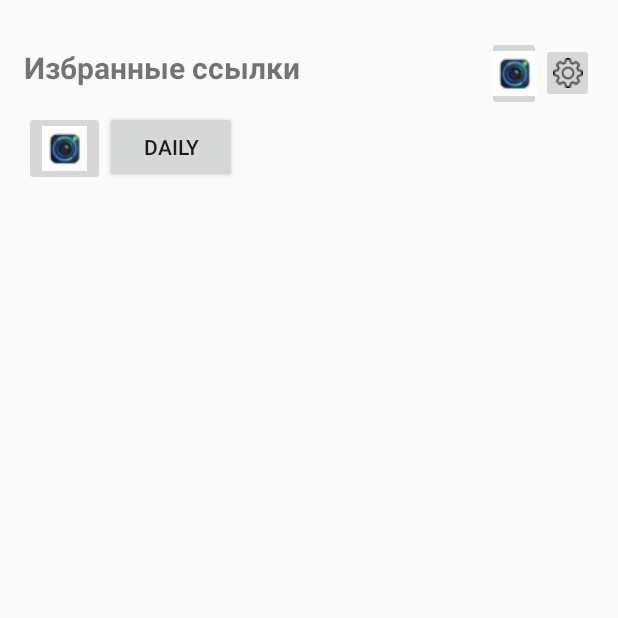
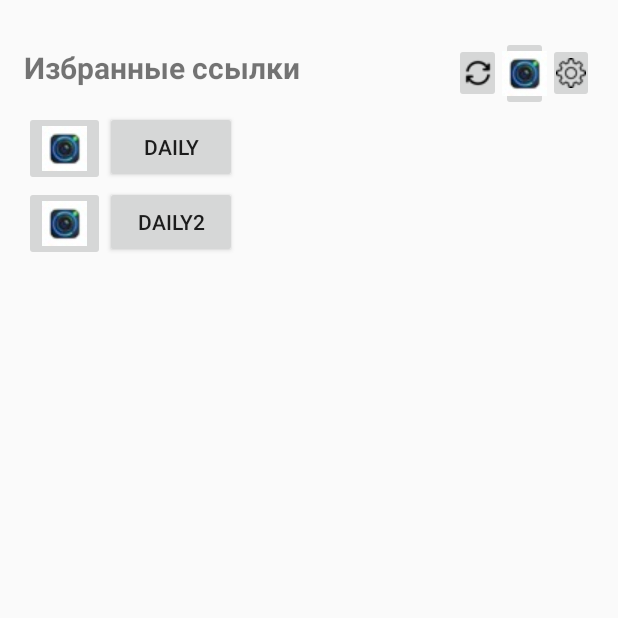
Before and after one commit to DanilKozlov00/MeetingRoom, an Android app: the screen it shows after launch (MainActivity), on a phone screen of 412 x 824 dp, the top half of it. Run offline under Robolectric (Android 15) with nearby library versions, the phone set to English and light mode, and no system bars.

Commit message:
Формируем UI под конечного пользователя, улучшения, эксперименты

```diff
--- a/app/src/main/java/com/example/meetingroom/LinkService.java
+++ b/app/src/main/java/com/example/meetingroom/LinkService.java
@@ -9,6 +9,7 @@ import java.io.FileOutputStream;
 import java.io.IOException;
 import java.util.ArrayList;
 import java.util.Collection;
+import java.util.Iterator;
 import java.util.StringTokenizer;
 import java.util.TreeMap;
 import java.util.TreeSet;
@@ -18,7 +19,7 @@ public class LinkService {
 
     private String linkFile = "links.txt";
 
-    private String saluteJazz= "https://salutejazz.ru/#/calls/";
+//    private String saluteJazz= "https://salutejazz.ru/#/calls/";
 
     public LinkService(Context c){
         context = c;
@@ -74,7 +75,7 @@ public class LinkService {
 
     public ArrayList<Link> readLinks(){
         String text = openText();
-        if (text==null)
+        if (text==null || text.equals(""))
             return initLinks();
         StringTokenizer tokenizer = new StringTokenizer(text, "\n");
         ArrayList<Link> list = new ArrayList<>();
@@ -82,7 +83,7 @@ public class LinkService {
             String row = tokenizer.nextToken();
             String name = row.substring(0, row.indexOf("["));
             String url = row.substring(row.indexOf("[")+1, row.indexOf("]"));
-            list.add(new Link(name, url));
+            list.add(new Link(name.trim(), url));
         }
         return  list;
     }
@@ -91,6 +92,10 @@ public class LinkService {
         Link l1 = new Link("Daily", "https://jazz.sber.ru/in0sec?psw=OBgWD0RREwQNCBEZG0UEFwICDA");
         ArrayList<Link> linkList = new ArrayList<>();
         linkList.add(l1);
+
+        Link l2 = new Link("Daily2", "jazz://join?psw=OBgWD0RREwQNCBEZG0UEFwICDA&id=in0sec%40salutejazz.ru&password=OBgWD0RREwQNCBEZG0UEFwICDA&utmClientId=a1f80e90-1412-11ef-8de0-592e8564d2c5&clientId=a1f80e90-1412-11ef-8de0-592e8564d2c5");
+        linkList.add(l2);
+
         saveLinks(linkList);
         return linkList;
     }
@@ -98,7 +103,7 @@ public class LinkService {
     public void saveLinks(Collection<Link> linkList){
         String text = "";
         for (Link link: linkList){
-            String text2 = (link.getName()!=null? link.getName(): "SberJazz ") +" ["+saluteJazz+link.getUrl()+"]\n";
+            String text2 = (link.getName()!=null? link.getName(): "SberJazz ") +" ["+link.getUrl()+"]\n";
             text+=text2;
         }
         saveText(text);
@@ -111,7 +116,19 @@ public class LinkService {
         saveLinks(linkSet);
     }
 
+    public void removeLink(String name){
+        ArrayList<Link> linkList = readLinks();
+        Iterator<Link> linkIterator = linkList.iterator();
+        while(linkIterator.hasNext()) {
+            Link link = linkIterator.next();
+            if (link.getName().equals(name)) {
+                linkIterator.remove();
+            }
+        }
+        saveLinks(linkList);
+    }
+
     public void addLink(String call, String name){
-        addLink(new Link(name, saluteJazz+call));
+        addLink(new Link(name, call));
     }
 }
--- a/app/src/main/java/com/example/meetingroom/LogManager.java
+++ b/app/src/main/java/com/example/meetingroom/LogManager.java
@@ -1,12 +1,16 @@
 package com.example.meetingroom;
 
+import java.text.SimpleDateFormat;
 import java.util.ArrayList;
+import java.util.Date;
 import java.util.List;
 
 public class LogManager {
 
     private static LogManager instance;
     private final List<String> logs = new ArrayList<>();
+
+    private SimpleDateFormat sdf = new SimpleDateFormat("HH:mm:ss");
 
     private LogManager() {
         // Приватный конструктор для Singleton
@@ -21,7 +25,7 @@ public class LogManager {
 
     // Добавить лог
     public synchronized void addLog(String log) {
-        logs.add(log);
+        logs.add(sdf.format(new Date())+": "+log);
     }
 
     // Получить все логи
--- a/app/src/main/java/com/example/meetingroom/MainActivity.java
+++ b/app/src/main/java/com/example/meetingroom/MainActivity.java
@@ -56,6 +56,7 @@ public class MainActivity extends AppCompatActivity {
 
         ImageButton jazzButton = findViewById(R.id.jazzBtn);
         ImageButton settingButton = findViewById(R.id.settingButton);
+        ImageButton refreshButton = findViewById(R.id.refresh);
 
         // Добавление начальных логов
         LogManager.getInstance().addLog("Версия Android: " + Build.VERSION.RELEASE);
@@ -63,7 +64,10 @@ public class MainActivity extends AppCompatActivity {
         displayLogs();
 
         // Очистка логов по кнопке
-        clearLogsButton.setOnClickListener(v -> logTextView.setText(""));
+        clearLogsButton.setOnClickListener(v -> {
+            logTextView.setText("");
+            LogManager.getInstance().clearLogs();
+        });
         refreshLogsButton.setOnClickListener(v -> displayLogs());
         //startApp.setOnClickListener(v -> launchApp());
 
@@ -74,7 +78,8 @@ public class MainActivity extends AppCompatActivity {
                 settingLayout.setVisibility(LinearLayout.VISIBLE);
         });
         jazzButton.setOnClickListener(v -> launchApp());
-
+        TableLayout table = findViewById(R.id.BtnTable);
+        refreshButton.setOnClickListener(v -> reloadButtons(table));
 
         Intent serviceIntent = new Intent(this, BackgroundServerService.class);
         System.out.println(Build.VERSION.SDK_INT);
@@ -82,11 +87,16 @@ public class MainActivity extends AppCompatActivity {
             startForegroundService(serviceIntent);
         }
 
-        TableLayout table = findViewById(R.id.BtnTable);
+
         addButtons(table);
 
         STATIC_APP = this;
 
+    }
+
+    private void reloadButtons(TableLayout tl) {
+        tl.removeAllViews();
+        addButtons(tl);
     }
 
     // Метод для добавления логов
@@ -150,7 +160,11 @@ public class MainActivity extends AppCompatActivity {
         LogManager.getInstance().addLog("launch " + url);
         Intent intent = new Intent(Intent.ACTION_VIEW);
         intent.setData(Uri.parse(url));
-        startActivity(intent);
+        try {
+            startActivity(intent);
+        }  catch (Throwable e){
+            LogManager.getInstance().addLog("Ошибка запуска активности:"+e.getMessage()+"\n"+url);
+        }
     }
 
 }
--- a/app/src/main/res/layout/activity_logs.xml
+++ b/app/src/main/res/layout/activity_logs.xml
@@ -20,6 +20,13 @@
             android:text="Избранные ссылки"
             android:textSize="20sp"
             android:textStyle="bold" />
+
+        <ImageButton
+            android:id="@+id/refresh"
+            android:layout_width="50dp"
+            android:layout_height="wrap_content"
+            android:layout_weight="1"
+            app:srcCompat="@drawable/reload20" />
 
         <ImageButton
             android:id="@+id/jazzBtn"
```
Also changed, not shown: app/src/main/java/com/example/meetingroom/BackgroundServerService.java (+9 -59 lines), app/src/main/res/drawable/jazz40.jpeg (added), app/src/main/res/drawable/jazz50.jpeg (added).
